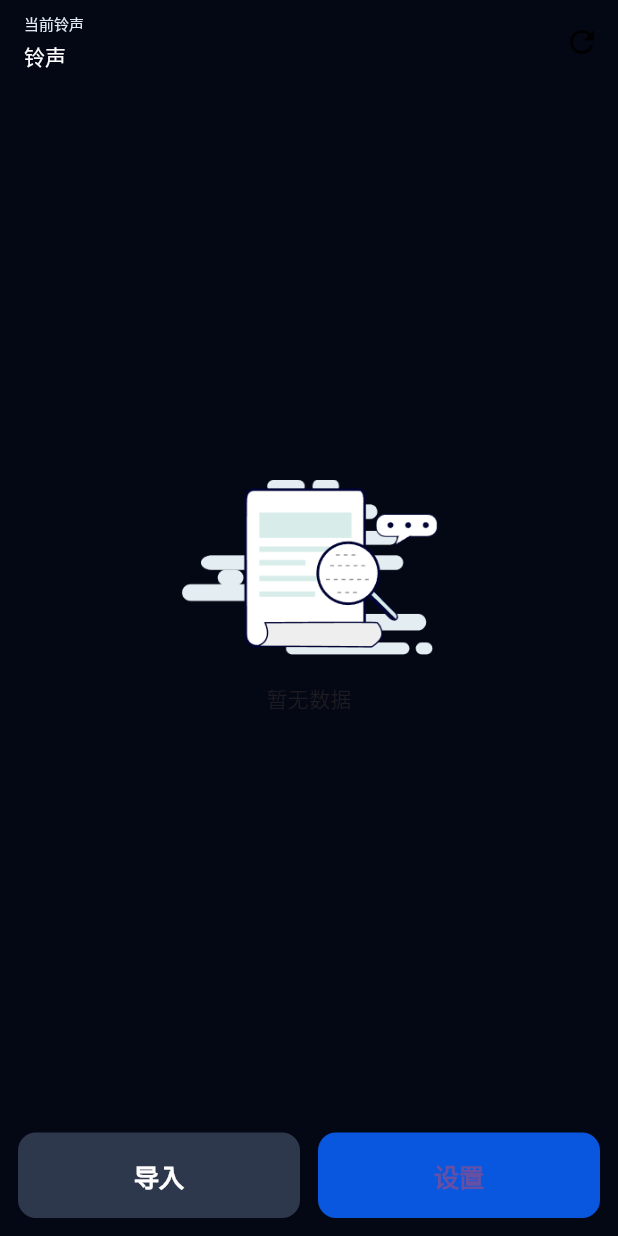
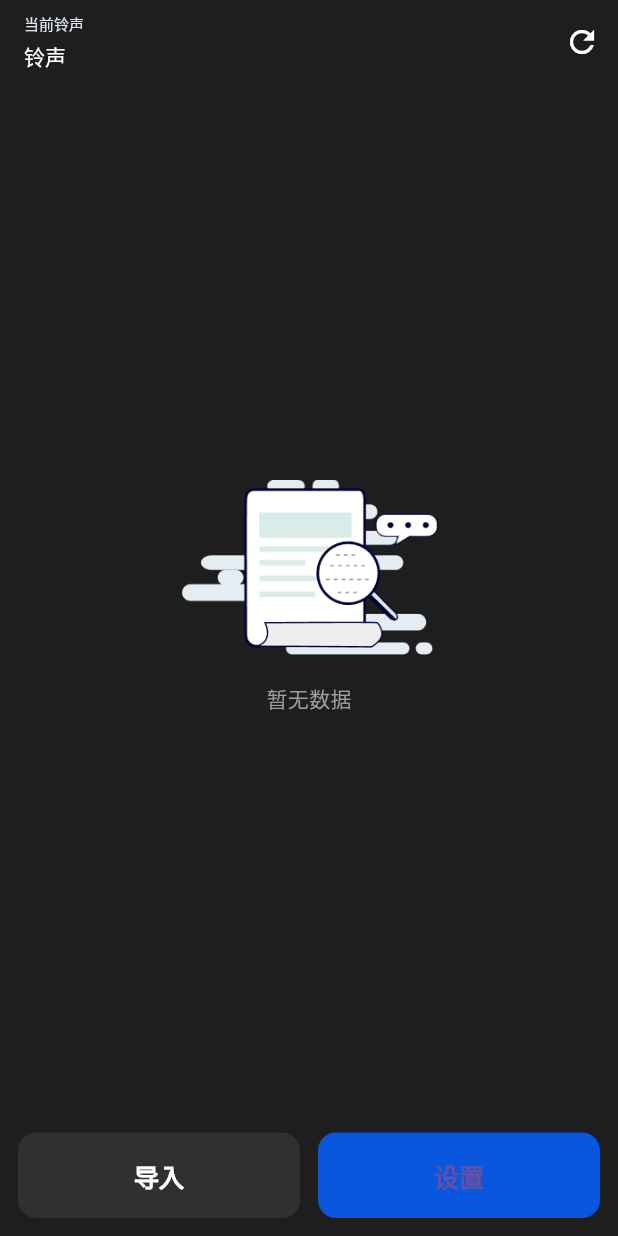
Before and after one commit to Y-Good/dy_tool, a Flutter app: the screen it shows after launch, after a tap on the "refresh" icon, on a phone screen of 412 x 824 dp. Run offline on Flutter 3.47's test engine with Material 3 defaults, Android fonts, the phone set to English and light mode, and no system bars; our stand-ins replace audioplayers, device_info_plus, dio, event_bus, fluttertoast, get and 2 more.

Commit message:
feat:优化应用主题和界面交互

```diff
--- a/lib/app/modules/home/views/home_view.dart
+++ b/lib/app/modules/home/views/home_view.dart
@@ -36,7 +36,7 @@ class HomeView extends GetView<HomeController> {
         actions: [
           IconButton(
             color: Colors.black,
-            icon: const Icon(Icons.refresh),
+            icon: const Icon(Icons.refresh, color: Colors.white),
             onPressed: () => ctl.readFolderFiles(true),
           ),
         ],
@@ -62,13 +62,16 @@ class HomeView extends GetView<HomeController> {
                   width: 200,
                 ),
                 const SizedBox(height: 16),
-                const Text("暂无数据"),
+                const Text(
+                  "暂无数据",
+                  style: TextStyle(color: Colors.grey),
+                ),
               ],
             ),
           );
         }
         return ListView.builder(
-          padding: const EdgeInsets.symmetric(vertical: 6),
+          padding: const EdgeInsets.symmetric(vertical: 8),
           itemBuilder: (ctx, idx) {
             var item = ctl.datas[idx];
             return Obx(() {
@@ -99,7 +102,7 @@ class HomeView extends GetView<HomeController> {
               children: [
                 Expanded(
                   child: CupertinoButton(
-                    color: const Color(0xFF2E384D),
+                    color: Colors.white.withOpacity(.08),
                     borderRadius: const BorderRadius.all(Radius.circular(12)),
                     onPressed: ctl.onImport,
                     child: const Text(
--- a/lib/main.dart
+++ b/lib/main.dart
@@ -32,11 +32,11 @@ void main() {
       debugShowCheckedModeBanner: false,
       theme: ThemeData(
         primaryColor: const Color(0xFF0957DE),
-        scaffoldBackgroundColor: const Color(0xFF040815),
+        scaffoldBackgroundColor: const Color(0xFF1E1E1E),
         textTheme: const TextTheme(),
         appBarTheme: const AppBarTheme(
-          backgroundColor: Color(0xFF040815),
-          surfaceTintColor: Color(0xFF040815),
+          backgroundColor: Color(0xFF1E1E1E),
+          surfaceTintColor: Color(0xFF1E1E1E),
           titleTextStyle: TextStyle(
             color: Colors.white,
             fontSize: 18,
```
Also changed, not shown: lib/app/modules/home/controllers/home_controller.dart (+40 -14 lines), lib/app/modules/home/views/ringtone_cell.dart (+10 -13 lines), lib/utils/utils.dart (+4 -6 lines).
